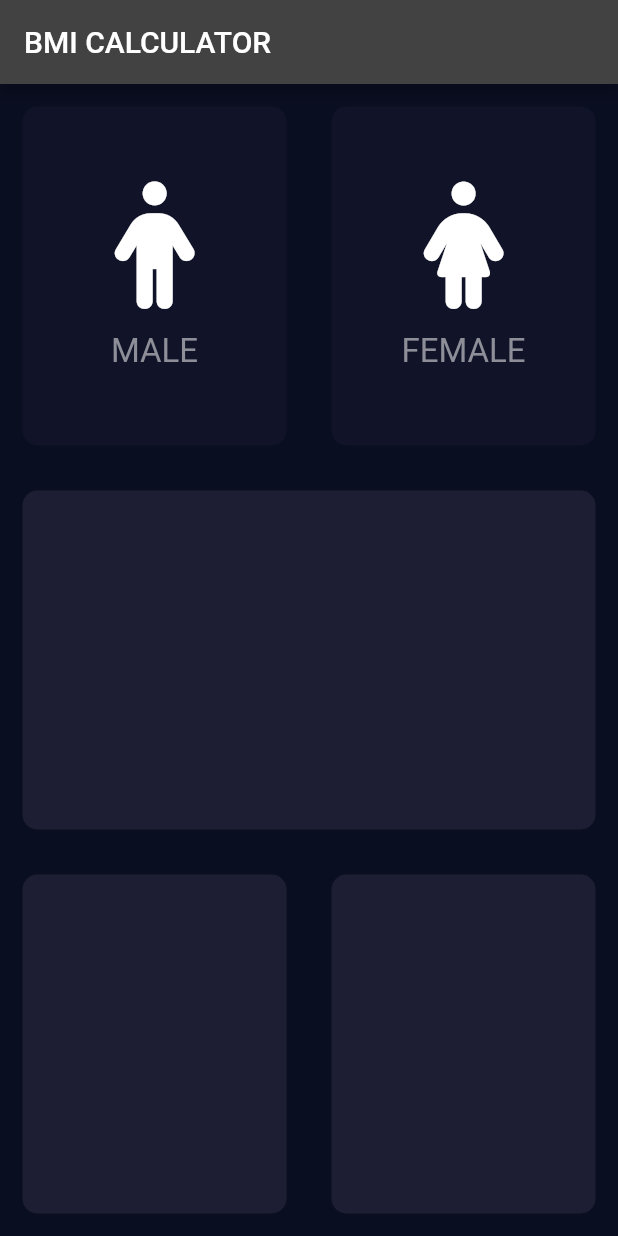
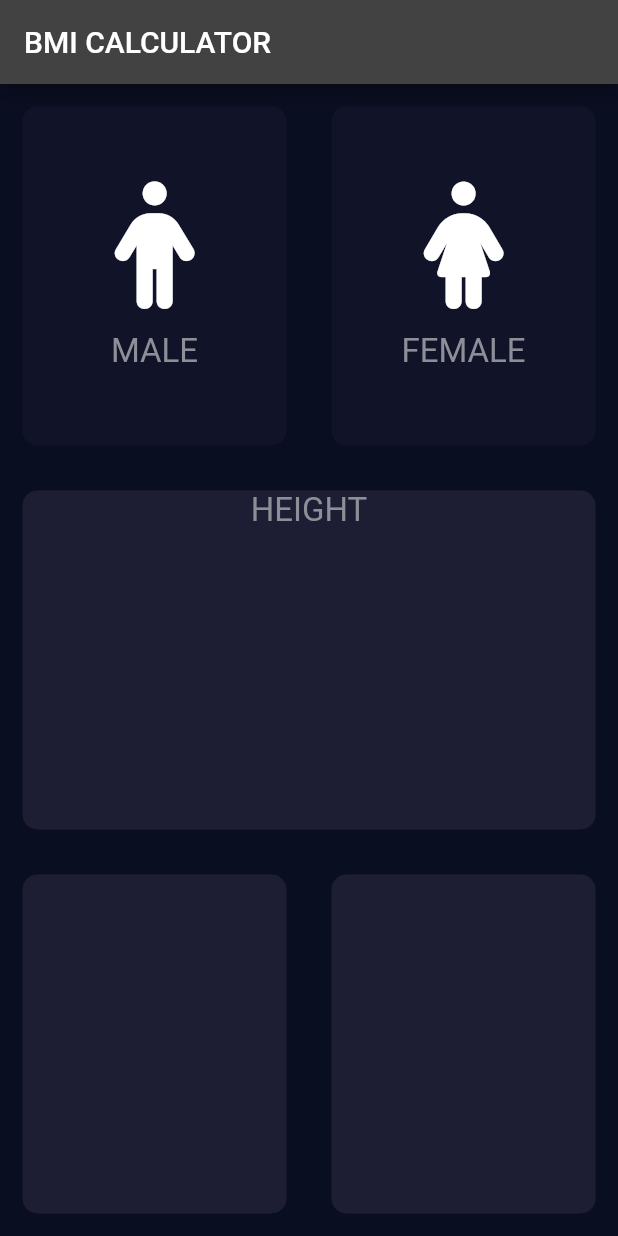
Before and after one commit to muhammad-usmman/Small-Flutter-Projects, a Flutter app: the screen it shows after launch, on a phone screen of 412 x 824 dp. Run offline on Flutter 3.47's test engine with Material 2 defaults, Android fonts, the phone set to English and light mode, and no system bars; our stand-ins replace font_awesome_flutter.

Commit message:
constant.dart

```diff
--- /dev/null
+++ b/bmi_calculator/lib/constant.dart
@@ -0,0 +1,10 @@
+import 'package:flutter/material.dart';
+
+const kLabelStyle=TextStyle(
+fontSize: 22.0,
+color: Color(0xFF8D8E98)
+);
+
+
+const activecolor = Color(0xFF1D1E33);
+const deactivecolor = Color(0xFF111328);
--- a/bmi_calculator/lib/containerFile.dart
+++ b/bmi_calculator/lib/containerFile.dart
@@ -1,4 +1,4 @@
-import 'dart:ffi';
+
 
 import 'package:flutter/material.dart';
 
--- a/bmi_calculator/lib/iconTextfile.dart
+++ b/bmi_calculator/lib/iconTextfile.dart
@@ -1,5 +1,5 @@
 import 'package:flutter/material.dart';
-
+import 'constant.dart';
 
 class RepeatTextAndIconWidget extends StatelessWidget {
   RepeatTextAndIconWidget({ required this.iconData, required this.label});
@@ -20,10 +20,8 @@ class RepeatTextAndIconWidget extends StatelessWidget {
         ),
         Text(
           label,
-          style: TextStyle(
-              fontSize: 22.0,
-              color: Color(0xFF8D8E98)
-          ),)
+          style: kLabelStyle,
+        )
 
       ],
 
--- a/bmi_calculator/lib/input_page.dart
+++ b/bmi_calculator/lib/input_page.dart
@@ -1,11 +1,10 @@
-
 import 'package:flutter/material.dart';
 import 'package:font_awesome_flutter/font_awesome_flutter.dart';
 import 'iconTextfile.dart';
 import 'containerFile.dart';
+import 'constant.dart';
 
-const activecolor = Color(0xFF1D1E33);
-const deactivecolor = Color(0xFF111328);
+
 enum Gender{
   male,
   female,
@@ -31,6 +30,7 @@ class _InputPageState extends State<InputPage> {
         title: Text('BMI CALCULATOR'),
       ),
       body: Column(
+        crossAxisAlignment: CrossAxisAlignment.stretch,
         children:<Widget> [
           Expanded(child: Row(
             children:<Widget> [
@@ -72,8 +72,14 @@ class _InputPageState extends State<InputPage> {
             ],
           ),
           ),
-          Expanded(child:
-          RepeatContainerCode( colors: Color(0xFF1D1E33),),
+          Expanded(child: RepeatContainerCode(
+            colors: Color(0xFF1D1E33),
+            cardwidget: Column(
+              children: [
+                Text('HEIGHT',style:kLabelStyle),
+              ],
+            ),
+           ),
              ),
           Expanded(child: Row(
             children:<Widget> [
```
